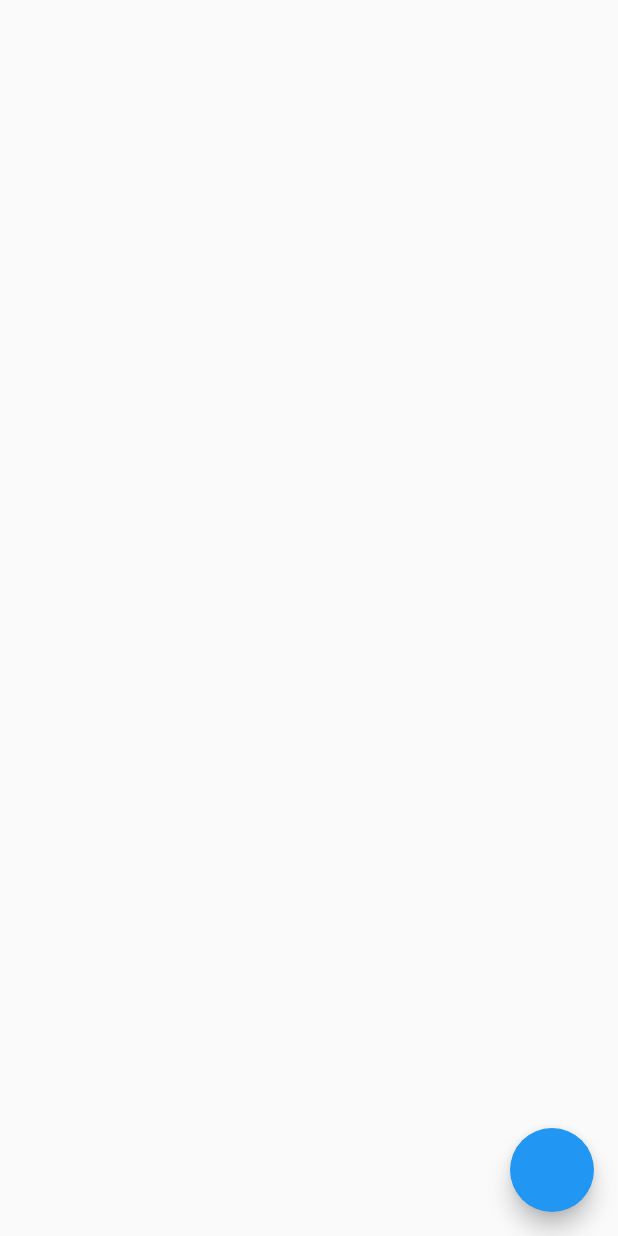
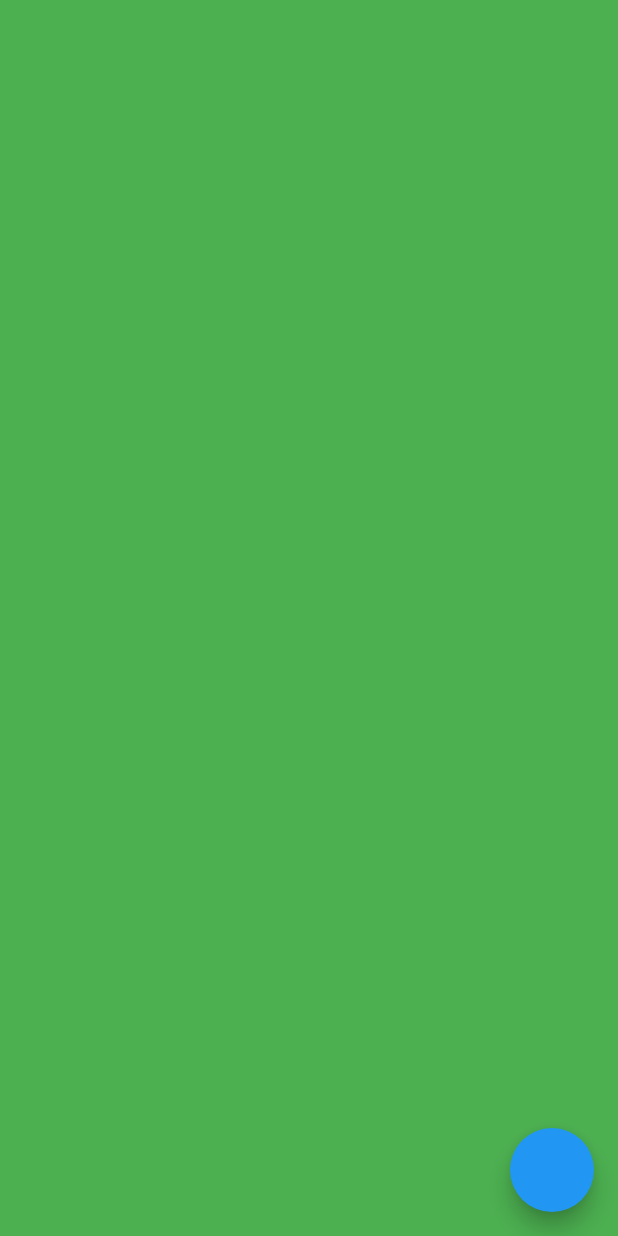
Before and after one commit to MbIXjkee/wvsm, a Flutter app: the screen it shows after launch, on a phone screen of 412 x 824 dp. Run offline on Flutter 3.47's test engine with Material 2 defaults, Android fonts, the phone set to English and light mode, and no system bars.

Commit message:
NS support.

```diff
--- a/lib/main.dart
+++ b/lib/main.dart
@@ -20,7 +20,7 @@ class MyApp extends StatelessWidget {
 }
 
 class TestPage extends StatefulWidget {
-  const TestPage({Key key}) : super(key: key);
+  const TestPage({Key? key}) : super(key: key);
 
   @override
   _TestPageState createState() => _TestPageState();
@@ -42,15 +42,19 @@ class _TestPageState extends State<TestPage> {
   }
 
   Widget buildContainer() {
-    return Container();
+    return Container(
+      color: Colors.green,
+    );
   }
 }
 
 class TestContainer extends StatelessWidget {
-  const TestContainer({Key key}) : super(key: key);
+  const TestContainer({Key? key}) : super(key: key);
 
   @override
   Widget build(BuildContext context) {
-    return Container();
+    return Container(
+      color: Colors.green,
+    );
   }
 }
--- a/pubspec.yaml
+++ b/pubspec.yaml
@@ -6,7 +6,7 @@ publish_to: 'none' # Remove this line if you wish to publish to pub.dev
 version: 1.0.0+1
 
 environment:
-  sdk: ">=2.7.0 <3.0.0"
+  sdk: ">=2.12.0 <3.0.0"
 
 dependencies:
   flutter:
```
Also changed, not shown: pubspec.lock, 1 other file.
